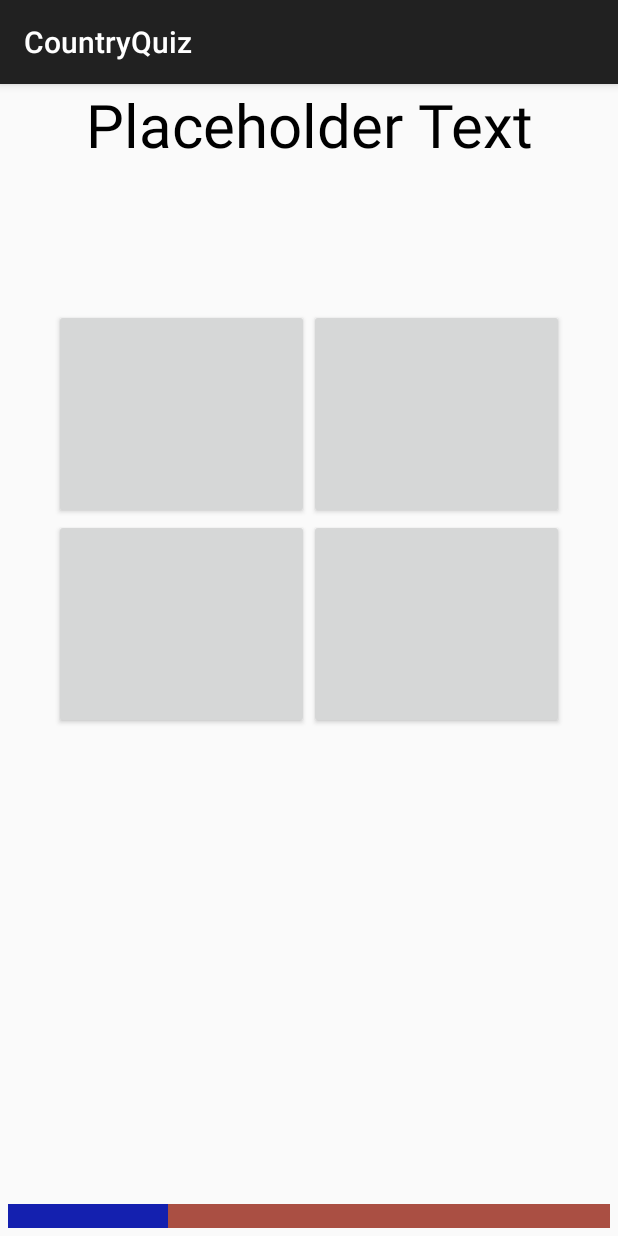
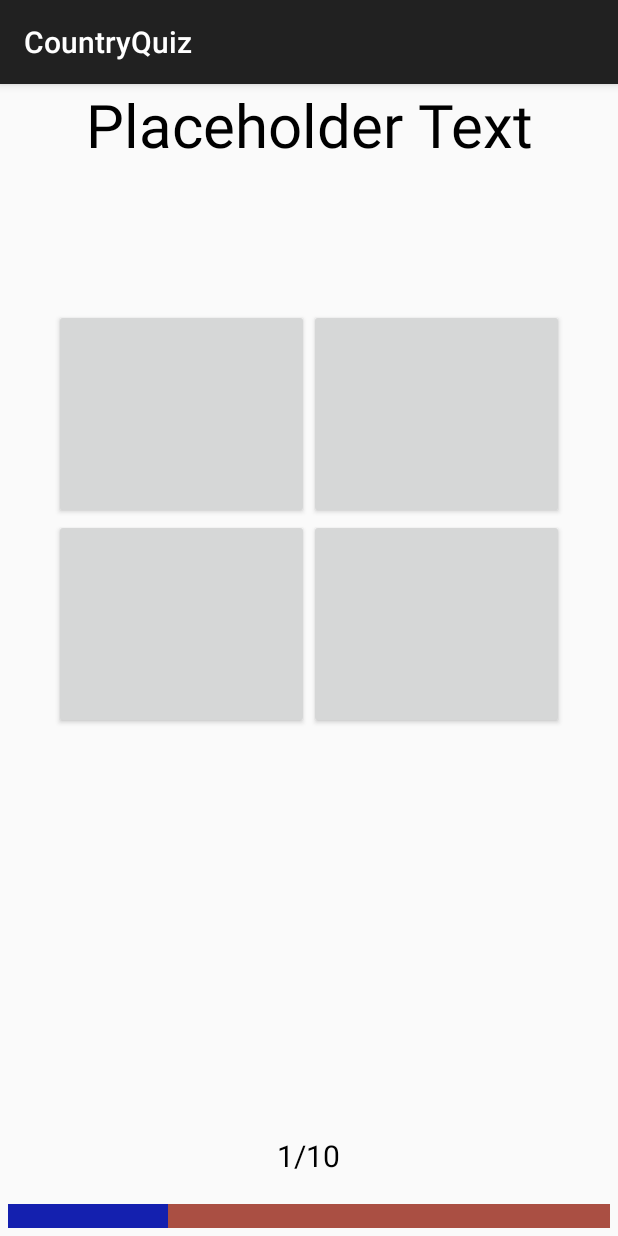
Before and after one commit to AndrewPochapsky/CountryCapitals, an Android app: the QuizInProgressActivity screen opened directly, with no data from a screen before it, on a phone screen of 412 x 824 dp. Run offline under Robolectric (Android 15) with nearby library versions, the phone set to English and light mode, and no system bars; network calls fail; 5 statements that could not run were skipped.

Commit message:
Added textview for quiz progress

```diff
--- a/app/src/main/java/dreadloaf/com/countryquiz/QuizInProgressActivity.java
+++ b/app/src/main/java/dreadloaf/com/countryquiz/QuizInProgressActivity.java
@@ -31,15 +31,18 @@ public class QuizInProgressActivity extends AppCompatActivity implements View.On
 
     String mRegion;
     Queue<Question> mQuestions;
-    TextView mQuestionTextView;
+    TextView mQuestionTextView, mProgressTextView;
     GridLayout mButtonGrid;
     ProgressBar mTimer;
     ObjectAnimator mAnimation;
     Question mCurrentQuestion;
     Button[] mButtons;
     int mNumCorrect;
+    int mProgress;
 
     final int mMaxTimerValue = 100;
+    final int mNumQuestions = 10;
+    final int mNumCapitals = 4;
 
     @Override
     public void onCreate(@Nullable Bundle savedInstanceState) {
@@ -49,6 +52,7 @@ public class QuizInProgressActivity extends AppCompatActivity implements View.On
         mQuestionTextView = findViewById(R.id.quiz_inprogress_header);
         mButtonGrid = findViewById(R.id.quiz_button_grid);
         mTimer = findViewById(R.id.timer);
+        mProgressTextView = findViewById(R.id.quiz_progress_textview);
         mButtons = new Button[mButtonGrid.getChildCount()];
 
         // Get the Drawable custom_progressbar
@@ -71,6 +75,11 @@ public class QuizInProgressActivity extends AppCompatActivity implements View.On
 
         setupAnimation();
         setupNextQuestion();
+
+        mProgress = 1;
+        String text = mProgress + "/" + mNumQuestions;
+        mProgressTextView.setText(text);
+
         mAnimation.start();
 
 
@@ -81,27 +90,32 @@ public class QuizInProgressActivity extends AppCompatActivity implements View.On
         Button button = (Button)view;
         Log.d("BUTTON", "Clicked " + button.getText().toString());
         if(mCurrentQuestion.isCorrectAnswer(button.getText().toString())){
+            //Answer is right
             mNumCorrect++;
-            setupNextQuestion();
         }
+        else{
+            //Answer is wrong, do something
+        }
+        mProgress++;
+        String text = mProgress + "/" + mNumQuestions;
+        mProgressTextView.setText(text);
+        setupNextQuestion();
 
     }
 
     private Queue<Question> setupQuestions(){
-        int numQuestions = 10;
-        int numCapitals = 4;
         int current = 0;
 
         Country[] countries = Country.getCountries(mRegion, this);
         shuffleArray(countries);
         Queue<Question> questions = new LinkedList<>();
-        for(int i = 0; i < numQuestions; i++){
+        for(int i = 0; i < mNumQuestions; i++){
             //Key = Capital, Value = Name;
             HashMap<String, String> capitalsMap = new HashMap<>();
 
             //Set the answer to be the first index in the batch(arbitrary choice, should be random)
             String answer = countries[current].getCapital();
-            for(int x = 0; x < numCapitals; x++){
+            for(int x = 0; x < mNumCapitals; x++){
                 Country currentCountry = countries[current];
                 capitalsMap.put(currentCountry.getCapital(), currentCountry.getName());
                 current++;
--- a/app/src/main/res/layout/activity_quiz_inprogress.xml
+++ b/app/src/main/res/layout/activity_quiz_inprogress.xml
@@ -56,6 +56,16 @@
         android:layout_marginEnd="5dp"
         android:layout_marginBottom="5dp"
         />
+    <TextView
+        android:layout_width="wrap_content"
+        android:layout_height="wrap_content"
+        android:text="@string/placeholder"
+        android:layout_centerHorizontal="true"
+        android:layout_alignParentBottom="true"
+        android:layout_marginBottom="40dp"
+        android:textColor="@android:color/black"
+        android:id="@+id/quiz_progress_textview"
+        android:textSize="20sp"/>
 
 
 </RelativeLayout>
```
